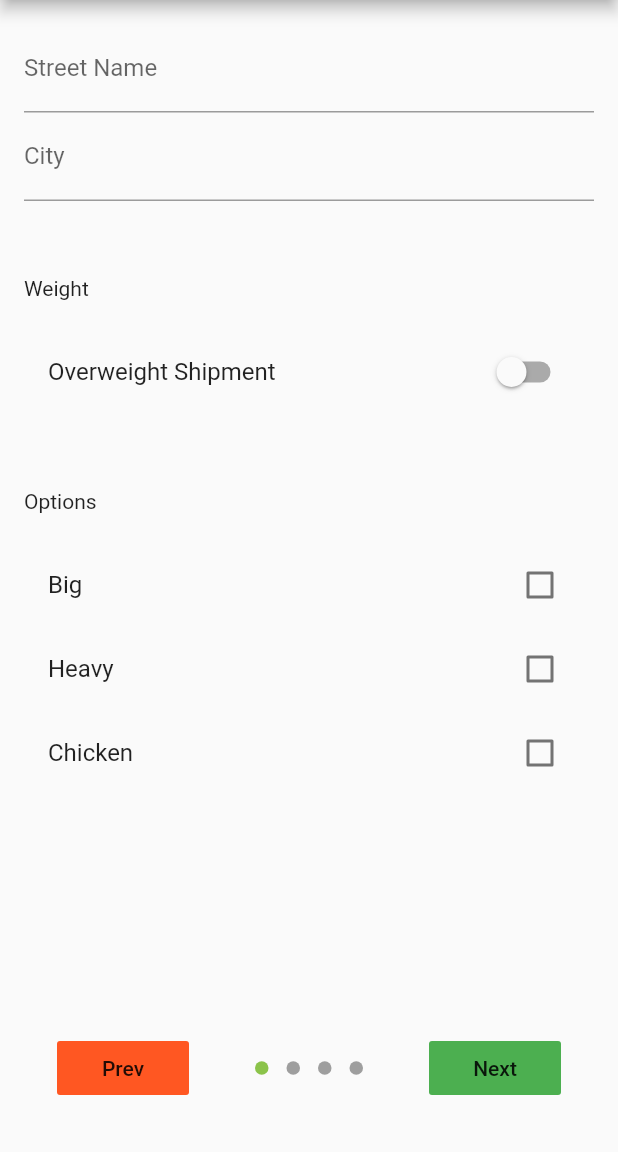
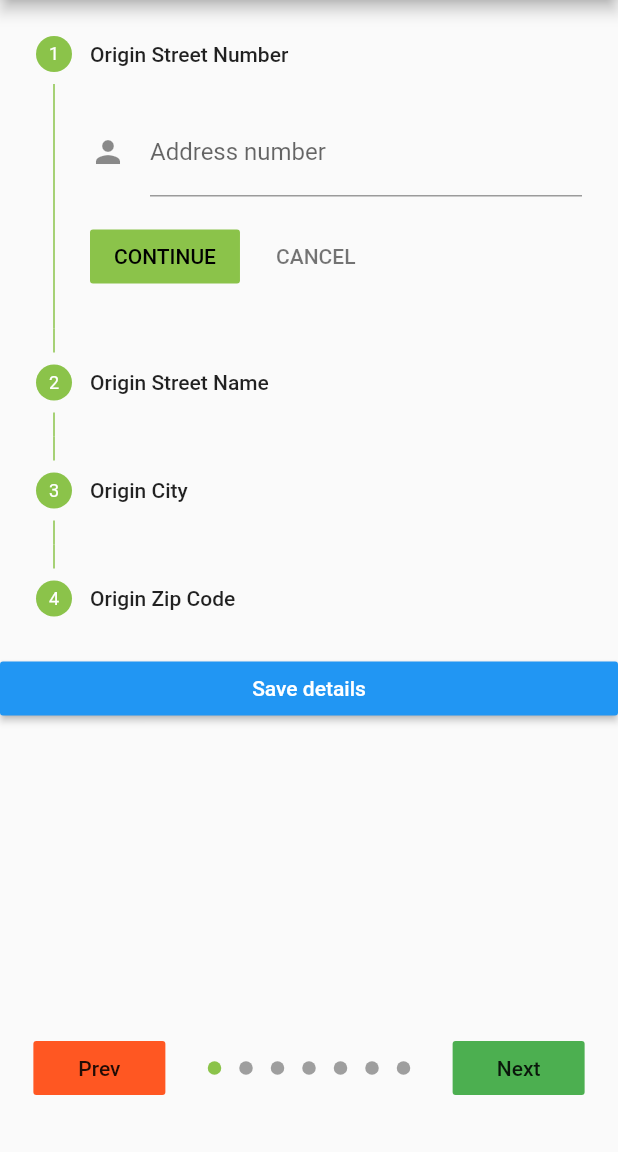
Before and after one commit to sunny-kim-92/flutter_login_page, a Flutter app: the screen it shows after launch, swiped to page 3, on a phone screen of 412 x 824 dp, the part 84-1236 px from its top. Run offline on Flutter 3.47's test engine with Material 2 defaults, Android fonts, the phone set to English and light mode, and no system bars; drawn by our look-alikes of dots_indicator; our stand-ins replace table_calendar, validators; missing offline and left inert: custom_radio.

```diff
--- a/lib/loginPage.dart
+++ b/lib/loginPage.dart
@@ -6,7 +6,8 @@ import 'package:provider/provider.dart';
 
 import './models/PageOne.dart';
 import './models/PageTwo.dart';
-import './stepper.dart';
+import './stepperOrigin.dart';
+import './stepperDates.dart';
 
 import 'AdRadio.dart';
 
@@ -21,7 +22,7 @@ class _LoginPageState extends State<LoginPage> {
   final _pageOne = PageOne();
   final _pageTwo = PageTwo();
 
-  final _totalDots = 4;
+  final _totalDots = 7;
   int _currentPosition = 0;
 
   int _validPosition(int position) {
@@ -46,7 +47,6 @@ class _LoginPageState extends State<LoginPage> {
 
   @override
   Widget build(BuildContext context) {
-    final formInfo = Provider.of<FormModel>(context);
     return Scaffold(
         resizeToAvoidBottomPadding: false,
         appBar: AppBar(title: Text('Shipment Details')),
@@ -56,8 +56,9 @@ class _LoginPageState extends State<LoginPage> {
                   physics: NeverScrollableScrollPhysics(),
                   controller: _controller,
                   children: <Widget>[
+                AdRadio(),
+                StepperDate(),
                 StepperBody(),
-                AdRadio(),
                 Container(
                     padding: const EdgeInsets.symmetric(
                         horizontal: 16, vertical: 16),
@@ -68,7 +69,7 @@ class _LoginPageState extends State<LoginPage> {
                                 crossAxisAlignment: CrossAxisAlignment.stretch,
                                 children: [
                                   TextFormField(
-                                    initialValue: _pageOne.streetName,
+                                    initialValue: Provider.of<FormModel>(context, listen: false).getStartAdStreet(),
                                     decoration: InputDecoration(
                                         labelText: 'Street Name'),
                                     validator: (value) {
@@ -151,7 +152,15 @@ class _LoginPageState extends State<LoginPage> {
                                           () => _pageTwo.hungry = val)),
                                 ])))),
                 (Consumer<FormModel>(builder: (context, form, child) {
-                  return Text('${form.getPackageType()}');
+                  return Column(children: [
+                    Text('${form.getStartAdStreet()}'),
+                    FlatButton(
+                        child: Text('Next'),
+                        color: Colors.green,
+                        onPressed: () {
+                          print(form.getTest1());
+                        })
+                  ]);
                 }))
               ])),
           Container(
--- a/lib/models/FormModel.dart
+++ b/lib/models/FormModel.dart
@@ -16,6 +16,36 @@ class FormModel with ChangeNotifier {
   DateTime _endDate = null;
 
   int _price = 0;
+
+
+
+
+
+  String _test1 = '';
+  String _test2 = '';
+  String _test3 = '';
+  String _test4 = '';
+
+  void setTest1(String str) {
+    _test1 = str;
+  }
+  void setTest2(String str) {
+    _test2 = str;
+  }
+  void setTest3(String str) {
+    _test3 = str;
+  }
+  void setTest4(String str) {
+    _test4 = str;
+  }
+
+  getTest1() => _test1;
+  getTest2() => _test2;
+
+
+
+
+
 
   FormModel(
       this._packageType,
--- /dev/null
+++ b/lib/stepperOrigin.dart
@@ -0,0 +1,177 @@
+import 'package:flutter/material.dart';
+import 'package:provider/provider.dart';
+import './models/FormModel.dart';
+
+class StepperBody extends StatefulWidget {
+  @override
+  _StepperBodyState createState() => _StepperBodyState();
+}
+
+class _StepperBodyState extends State<StepperBody> {
+  int currStep = 0;
+  static var _focusNode = FocusNode();
+  GlobalKey<FormState> _formKey = GlobalKey<FormState>();
+
+  @override
+  void initState() {
+    super.initState();
+    _focusNode.addListener(() {
+      setState(() {});
+      print('Has focus: $_focusNode.hasFocus');
+    });
+  }
+
+  @override
+  Widget build(BuildContext context) {
+    final formInfo = Provider.of<FormModel>(context);
+
+    return Container(
+        child: Form(
+      key: _formKey,
+      child: ListView(children: <Widget>[
+        Stepper(
+          steps: [
+            Step(
+                title: const Text('Origin Street Number'),
+                //subtitle: const Text('Enter your name'),
+                isActive: true,
+                //state: StepState.error,
+                state: StepState.indexed,
+                content: TextFormField(
+                  focusNode: _focusNode,
+                  keyboardType: TextInputType.text,
+                  autocorrect: false,
+                  onSaved: (String n) {
+                    var startAdNum = int.parse(n);
+                    formInfo.setStartAdNum(startAdNum);
+                  },
+                  maxLines: 1,
+                  //initialval: 'Provider.of<FormModel>(context, listen: false).getStartAdNum()',
+                  validator: (val) {
+                    if (val.isEmpty || val.length < 1) {
+                      return 'Please enter a valid address number';
+                    }
+                  },
+                  decoration: InputDecoration(
+                      labelText: 'Address number',
+                      hintText: 'Address number',
+                      //filled: true,
+                      icon: const Icon(Icons.person),
+                      labelStyle: TextStyle(
+                          decorationStyle: TextDecorationStyle.solid)),
+                )),
+            Step(
+                title: const Text('Origin Street Name'),
+                //subtitle: const Text('Subtitle'),
+                isActive: true,
+                //state: StepState.editing,
+                state: StepState.indexed,
+                content: TextFormField(
+                  keyboardType: TextInputType.phone,
+                  autocorrect: false,
+                  validator: (val) {
+                    if (val.isEmpty) {
+                      return 'Please enter valid street name';
+                    }
+                  },
+                  onSaved: (String val) {
+                    formInfo.setStartAdStreet(val);
+                  },
+                  maxLines: 1,
+                  decoration: InputDecoration(
+                      labelText: 'Enter the origin street name',
+                      hintText: 'Enter the origin street name',
+                      icon: const Icon(Icons.phone),
+                      labelStyle: TextStyle(
+                          decorationStyle: TextDecorationStyle.solid)),
+                )),
+            Step(
+                title: const Text('Origin City'),
+                // subtitle: const Text('Subtitle'),
+                isActive: true,
+                state: StepState.indexed,
+                content: TextFormField(
+                  keyboardType: TextInputType.emailAddress,
+                  autocorrect: false,
+                  validator: (val) {
+                    if (val.isEmpty) {
+                      return 'Please enter valid city';
+                    }
+                  },
+                  onSaved: (String val) {
+                    formInfo.setStartAdCity(val);
+                  },
+                  maxLines: 1,
+                  decoration: InputDecoration(
+                      labelText: 'Enter origin city',
+                      hintText: 'Enter origin city',
+                      icon: const Icon(Icons.email),
+                      labelStyle: TextStyle(
+                          decorationStyle: TextDecorationStyle.solid)),
+                )),
+            Step(
+                title: const Text('Origin Zip Code'),
+                isActive: true,
+                state: StepState.indexed,
+                content: TextFormField(
+                  keyboardType: TextInputType.number,
+                  autocorrect: false,
+                  validator: (val) {
+                    if (val.isEmpty || val.length < 5) {
+                      return 'Please enter valid zip code';
+                    }
+                  },
+                  maxLines: 1,
+                  onSaved: (String val) {
+                    var startAdZip = int.parse(val);
+                    formInfo.setStartAdZip(startAdZip);
+                  },
+                  decoration: InputDecoration(
+                      labelText: 'Enter origin zip code',
+                      hintText: 'Enter origin zip code',
+                      icon: const Icon(Icons.explicit),
+                      labelStyle: TextStyle(
+                          decorationStyle: TextDecorationStyle.solid)),
+                )),
+          ],
+          type: StepperType.vertical,
+          currentStep: this.currStep,
+          onStepContinue: () {
+            setState(() {
+              if (currStep < 3) {
+                currStep = currStep + 1;
+              } else {
+                currStep = 0;
+              }
+            });
+          },
+          onStepCancel: () {
+            setState(() {
+              if (currStep > 0) {
+                currStep = currStep - 1;
+              } else {
+                currStep = 0;
+              }
+            });
+          },
+          onStepTapped: (step) {
+            setState(() {
+              currStep = step;
+            });
+          },
+        ),
+        RaisedButton(
+          child: Text(
+            'Save details',
+            style: TextStyle(color: Colors.white),
+          ),
+          onPressed: () {
+            final FormState formState = _formKey.currentState;
+            formState.save();
+          },
+          color: Colors.blue,
+        ),
+      ]),
+    ));
+  }
+}
--- a/pubspec.yaml
+++ b/pubspec.yaml
@@ -25,7 +25,7 @@ dependencies:
   dots_indicator: ^1.0.0
   meta: ">=1.1.0 <2.0.0"
   provider: ^3.0.0
-
+  table_calendar: ^2.0.2
 
   flutter_bloc: ^0.21.0
   equatable: ^0.2.0
```
Also changed, not shown: lib/AdRadio.dart (+1 -18 lines), lib/stepperDates.dart (added, +97 -0 lines), pubspec.lock.
